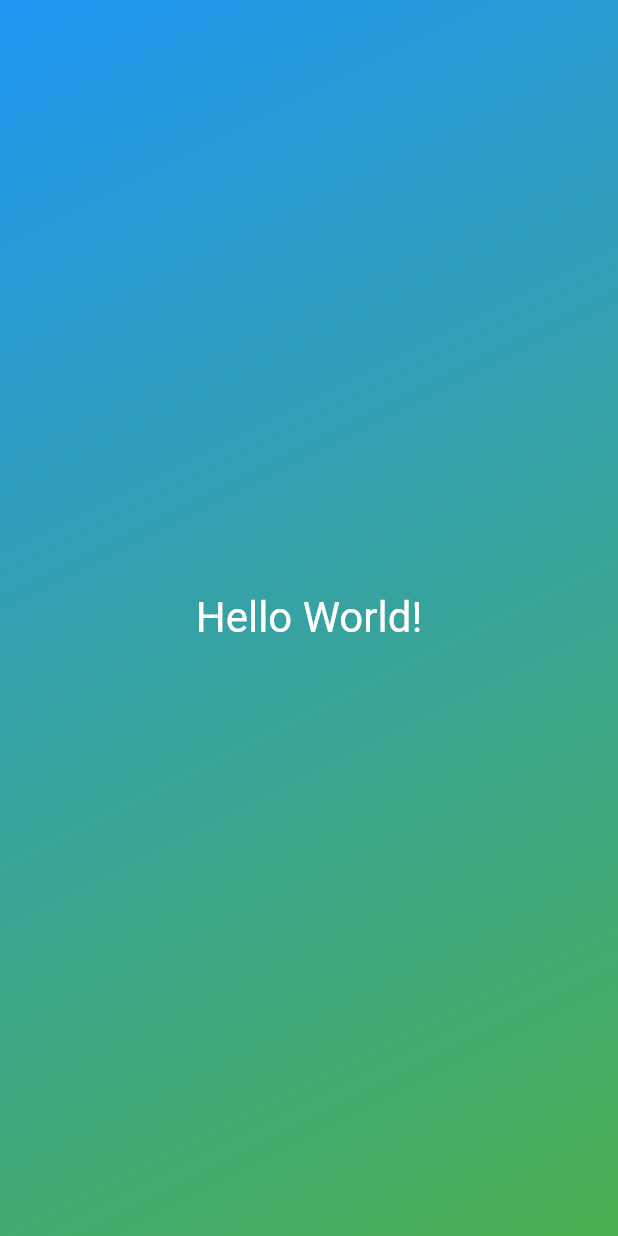
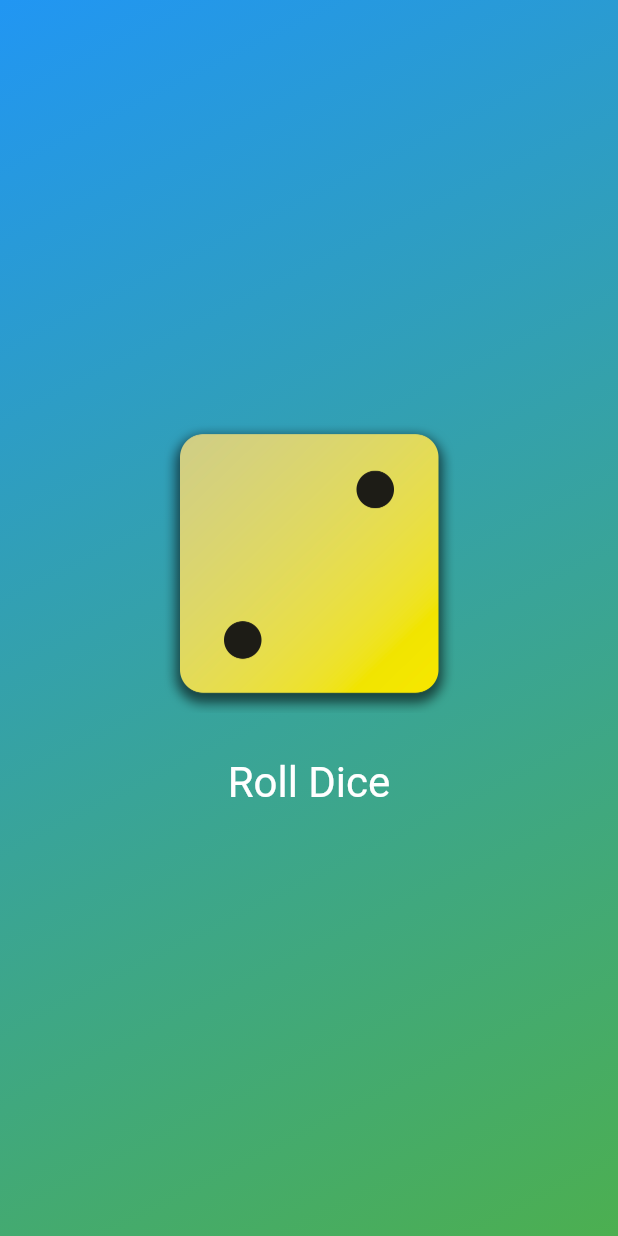
Before and after one commit to AlvinChiew/learn-dart-flutter, a Flutter app: the screen it shows after launch, on a phone screen of 412 x 824 dp. Run offline on Flutter 3.47's test engine with Material 2 defaults, Android fonts, the phone set to English and light mode, and no system bars.

Commit message:
Add result

```diff
--- /dev/null
+++ b/app/lib/dice_roller.dart
@@ -0,0 +1,48 @@
+import 'dart:math';
+import 'package:flutter/material.dart';
+
+final randomizer = Random();
+
+class DiceRoller extends StatefulWidget {
+  const DiceRoller({super.key});
+
+  @override
+  State<DiceRoller> createState() {
+    return _DiceRollerState();
+  }
+}
+
+class _DiceRollerState extends State<DiceRoller> {
+  var currDice = 2;
+
+  void rollDice() {
+    setState(() {
+      currDice = randomizer.nextInt(6) + 1;
+    });
+  }
+
+  @override
+  Widget build(context) {
+    return Column(
+      mainAxisSize: MainAxisSize.min, // center items vertically
+      children: [
+        Image.asset(
+          'assets/images/dice-$currDice.png',
+          width: 200,
+        ),
+        const SizedBox(height: 20),
+        TextButton(
+          onPressed: rollDice,
+          style: TextButton.styleFrom(
+            padding: const EdgeInsets.all(
+              10,
+            ),
+            foregroundColor: Colors.white,
+            textStyle: const TextStyle(fontSize: 28),
+          ),
+          child: const Text('Roll Dice'),
+        )
+      ],
+    );
+  }
+}
--- a/app/lib/gradient_container.dart
+++ b/app/lib/gradient_container.dart
@@ -1,5 +1,5 @@
 import 'package:flutter/material.dart';
-import 'package:app/styled_text.dart';
+import 'package:app/dice_roller.dart';
 
 class GradientContainer extends StatelessWidget {
   const GradientContainer(
@@ -16,9 +16,7 @@ class GradientContainer extends StatelessWidget {
             begin: Alignment.topLeft,
             end: Alignment.bottomRight),
       ),
-      child: const Center(
-        child: StyledText('Hello World!'),
-      ),
+      child: const Center(child: DiceRoller()),
     );
   }
 }
--- a/app/lib/styled_text.dart
+++ /dev/null
@@ -1,14 +0,0 @@
-import 'package:flutter/material.dart';
-
-class StyledText extends StatelessWidget {
-  const StyledText(this.text, {super.key});
-  final String text;
-
-  @override
-  build(context) {
-    return Text(
-      text,
-      style: const TextStyle(color: Colors.white, fontSize: 28),
-    );
-  }
-}
```
Also changed, not shown: app/pubspec.yaml (+7 -5 lines), app/assets/images/dice-1.png (added), app/assets/images/dice-2.png (added), app/assets/images/dice-3.png (added), app/assets/images/dice-4.png (added), app/assets/images/dice-5.png (added), app/assets/images/dice-6.png (added).
